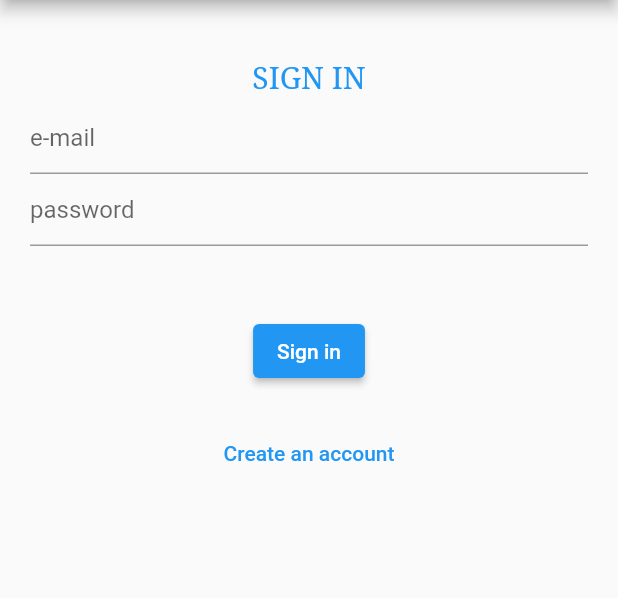
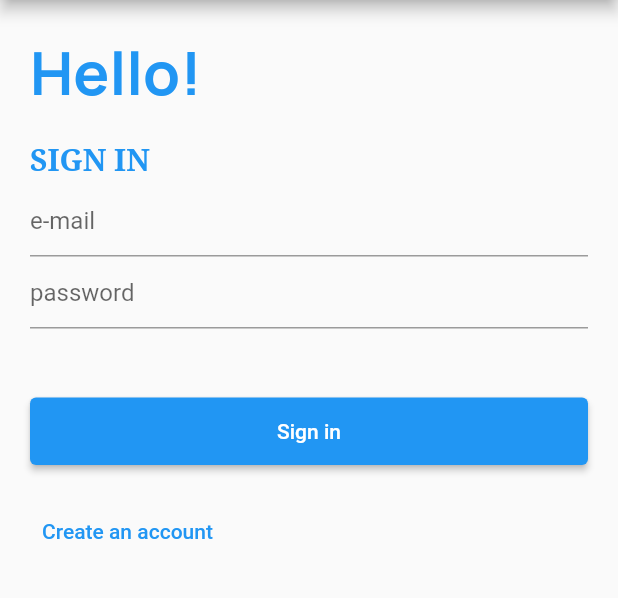
Before and after one commit to marcinwozniak407/when_was_that, a Flutter app: the screen it shows after launch, on a phone screen of 412 x 824 dp, the part 84-682 px from its top. Run offline on Flutter 3.47's test engine with Material 2 defaults, Android fonts, the phone set to English and light mode, and no system bars; our stand-ins replace animated_splash_screen, firebase_auth, firebase_core, google_fonts; accounts and stored records are empty.

Commit message:
Resize sign in button

```diff
--- a/lib/app/login/login_page.dart
+++ b/lib/app/login/login_page.dart
@@ -30,11 +30,22 @@ class _LoginPageState extends State<LoginPage> {
         child: Padding(
           padding: const EdgeInsets.all(20.0),
           child: Column(
+            crossAxisAlignment: CrossAxisAlignment.start,
             children: [
+              Text(
+                'Hello!',
+                style: GoogleFonts.manrope(
+                    fontSize: 40,
+                    color: Colors.blue,
+                    fontWeight: FontWeight.bold),
+              ),
               const SizedBox(height: 20),
               Text(
                 isCreatingAccount == true ? 'SIGN UP' : 'SIGN IN',
-                style: GoogleFonts.notoSerif(fontSize: 20, color: Colors.blue),
+                style: GoogleFonts.notoSerif(
+                    fontSize: 20,
+                    color: Colors.blue,
+                    fontWeight: FontWeight.bold),
               ),
               const SizedBox(
                 height: 5,
@@ -51,7 +62,10 @@ class _LoginPageState extends State<LoginPage> {
               const SizedBox(height: 20),
               Text(errorMessage),
               const SizedBox(height: 10),
-              ElevatedButton(
+              Container(
+                height: 45,
+                width: double.infinity,
+                child: ElevatedButton(
                   onPressed: () async {
                     if (isCreatingAccount == true) {
                       //rejestracja
@@ -78,7 +92,9 @@ class _LoginPageState extends State<LoginPage> {
                       }
                     }
                   },
-                child: Text(isCreatingAccount == true ? 'Sign up' : 'Sign in'),
+                  child:
+                      Text(isCreatingAccount == true ? 'Sign up' : 'Sign in'),
+                ),
               ),
               const SizedBox(height: 20),
               if (isCreatingAccount == false) ...[
@@ -92,13 +108,17 @@ class _LoginPageState extends State<LoginPage> {
                 ),
               ],
               if (isCreatingAccount == true) ...[
+                Column(
+                  children: [
                     TextButton(
                         onPressed: () {
                           setState(() {
                             isCreatingAccount = false;
                           });
                         },
-                    child: const Text('Do you have an account?'))
+                        child: const Text('Do you have an account?')),
+                  ],
+                )
               ]
             ],
           ),
```
Lines whose indentation alone changed are shown as unchanged.
